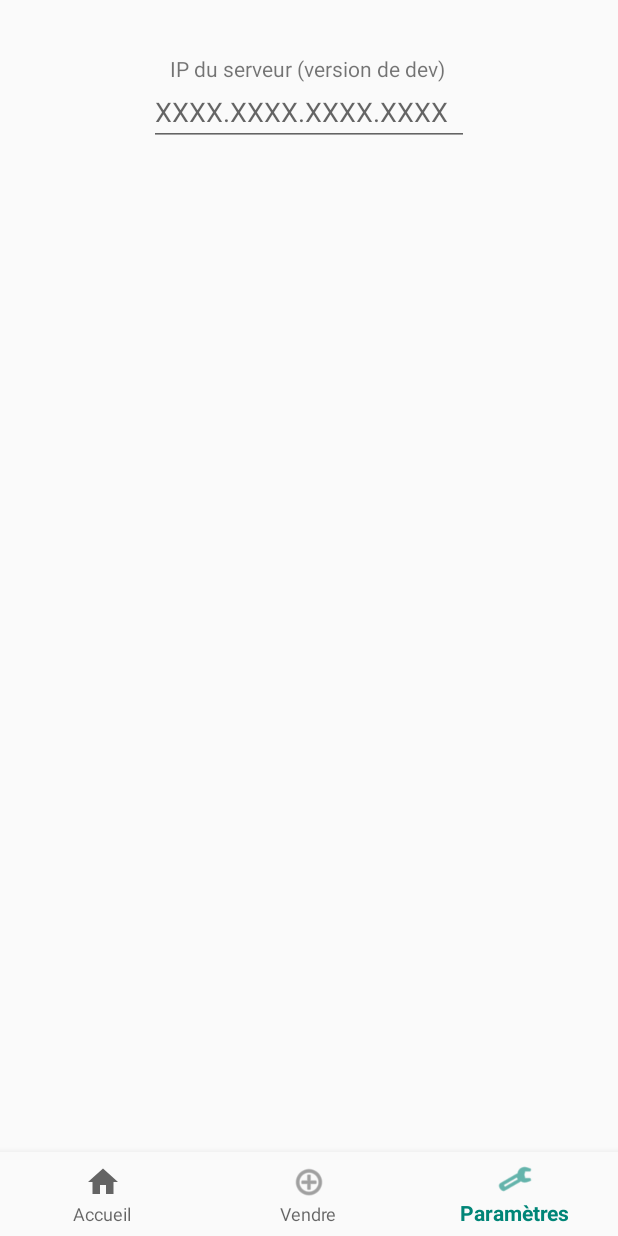
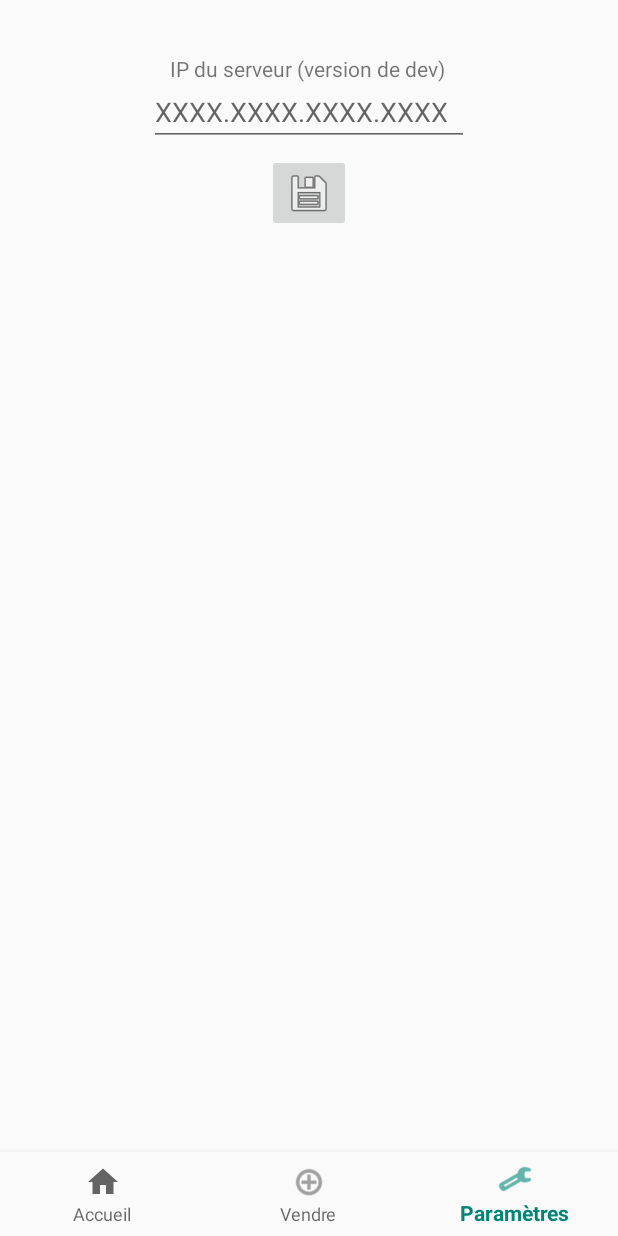
Before and after one commit to FarahonKhwaja/eBay-2.0, an Android app: the MainActivity screen opened directly, with no data from a screen before it, item 3 of the bottom bar chosen, on a phone screen of 412 x 824 dp. Run offline under Robolectric (Android 15) with nearby library versions, the phone set to English and light mode, and no system bars; our stand-ins replace Volley.

Commit message:
Changement de l'IP du serveur OK via login + fragment paramètres

```diff
--- a/iBAE/app/src/main/java/fr/toulouse/miage/ibae/LoginActivity.java
+++ b/iBAE/app/src/main/java/fr/toulouse/miage/ibae/LoginActivity.java
@@ -46,6 +46,9 @@ public class LoginActivity extends AppCompatActivity {
             //un des champs est vide
             Toast.makeText(this, "Un des champs est vide", Toast.LENGTH_SHORT).show();
             ok = false;
+        }
+        if (!(findViewById(R.id.login_ip).toString().equals(""))){
+            Ressources.URL ="http://" + findViewById(R.id.login_ip).toString().trim() + ":8080";
         }
         //FIN CHECK REMPLISSAGE DES CHAMPS
         // Instantiate the RequestQueue.
--- a/iBAE/app/src/main/res/layout/fragment_profile.xml
+++ b/iBAE/app/src/main/res/layout/fragment_profile.xml
@@ -34,5 +34,17 @@
             app:layout_constraintEnd_toEndOf="parent"
             app:layout_constraintStart_toStartOf="parent"
             app:layout_constraintTop_toTopOf="parent" />
+
+        <ImageButton
+            android:id="@+id/imageButton"
+            android:layout_width="wrap_content"
+            android:layout_height="wrap_content"
+            android:layout_marginTop="5dp"
+            android:onClick="clickUpdateServer"
+            android:src="@android:drawable/ic_menu_save"
+            app:layout_constraintEnd_toEndOf="parent"
+            app:layout_constraintHorizontal_bias="0.5"
+            app:layout_constraintStart_toStartOf="parent"
+            app:layout_constraintTop_toBottomOf="@+id/param_ip" />
     </android.support.constraint.ConstraintLayout>
 </FrameLayout>
--- a/iBAE/app/src/main/res/values/strings.xml
+++ b/iBAE/app/src/main/res/values/strings.xml
@@ -25,4 +25,6 @@
     <string name="sell_btn_get_photo">Sélectionner une photo</string>
     <string name="param_text_ip">IP du serveur (version de dev)</string>
     <string name="ip_hint">XXXX.XXXX.XXXX.XXXX</string>
+    <string name="title_alert_update_server">Mise à jour IP serveur</string>
+    <string name="message_update_server">La nouvelle IP du serveur a bien été enregistrée</string>
 </resources>
```
Also changed, not shown: iBAE/app/src/main/java/fr/toulouse/miage/ibae/MainActivity.java (+19 -0 lines).
